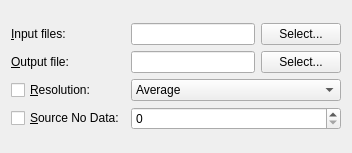
Old version of the form qgis/python/plugins/GdalTools/tools/widgetBuildVRT.ui in the repository sourcepole/qgis.
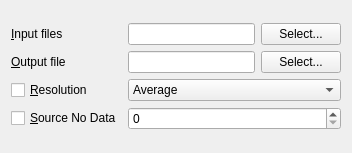
New version of the form.

The edit to the form file:
```diff
--- a/qgis/python/plugins/GdalTools/tools/widgetBuildVRT.ui
+++ b/qgis/python/plugins/GdalTools/tools/widgetBuildVRT.ui
@@ -28,7 +28,7 @@
      <item row="0" column="0">
       <widget class="QLabel" name="label">
        <property name="text">
-        <string>&amp;Input files:</string>
+        <string>&amp;Input files</string>
        </property>
        <property name="buddy">
         <cstring>selectInputFilesButton</cstring>
@@ -59,7 +59,7 @@
      <item row="1" column="0">
       <widget class="QLabel" name="label_2">
        <property name="text">
-        <string>&amp;Output file:</string>
+        <string>&amp;Output file</string>
        </property>
        <property name="buddy">
         <cstring>selectOutputFileButton</cstring>
@@ -90,7 +90,7 @@
      <item row="2" column="0">
       <widget class="QCheckBox" name="resolutionCheck">
        <property name="text">
-        <string>&amp;Resolution:</string>
+        <string>&amp;Resolution</string>
        </property>
       </widget>
      </item>
@@ -125,7 +125,7 @@
      <item row="3" column="0">
       <widget class="QCheckBox" name="srcNoDataCheck">
        <property name="text">
-        <string>&amp;Source No Data:</string>
+        <string>&amp;Source No Data</string>
        </property>
       </widget>
      </item>
```
